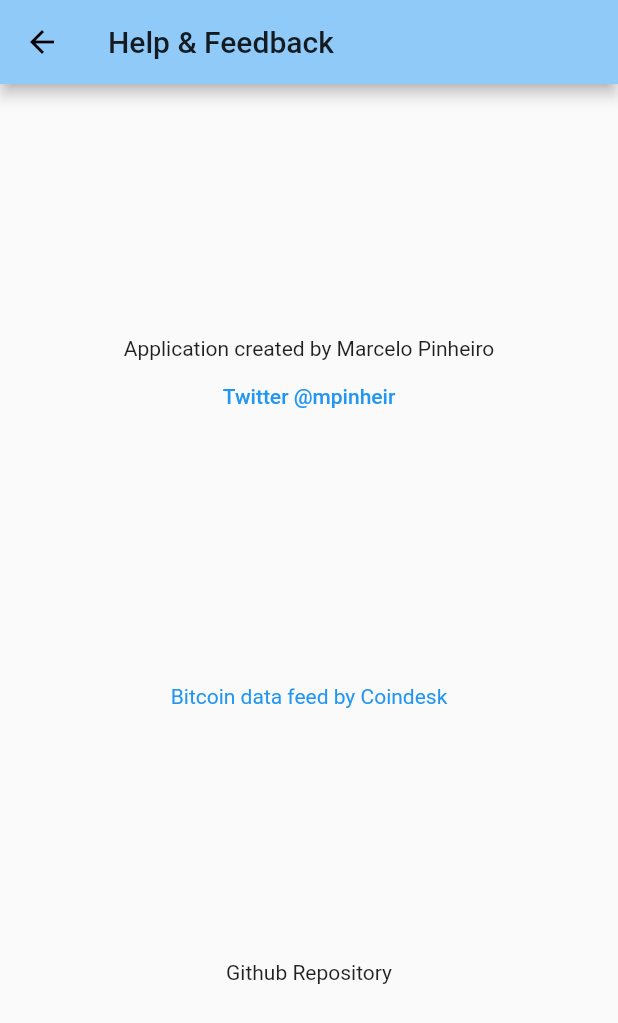
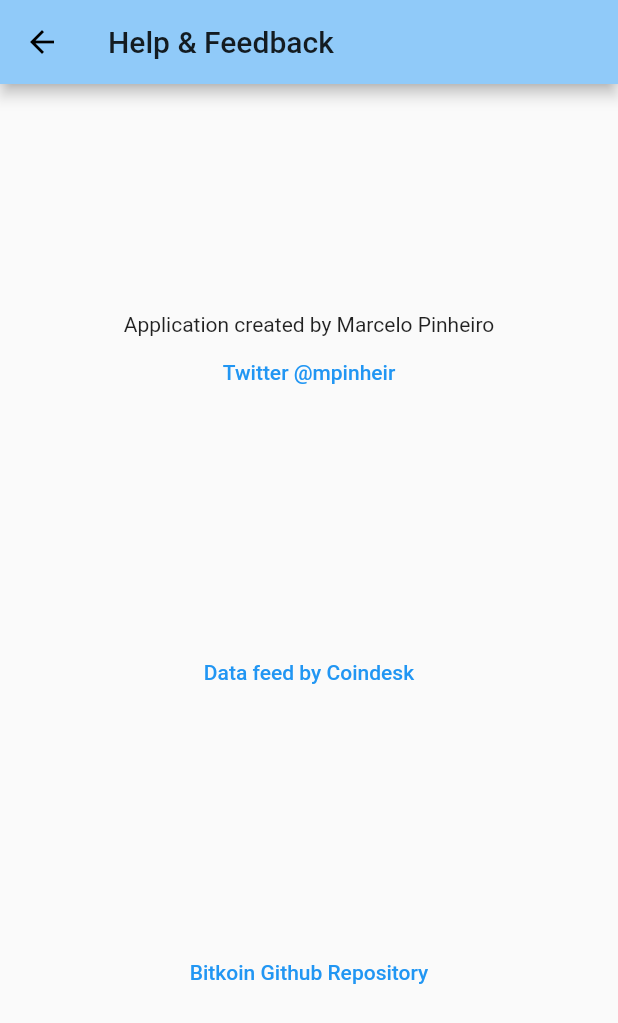
Before and after one commit to mpinheir/BitKoin, a Flutter app: the HelpAndFeedback screen opened directly, after a tap on "Twitter @mpinheir", on a phone screen of 412 x 824 dp. Shown: the top 1023 px of the screen. Run offline on Flutter 3.47's test engine with Material 2 defaults, Android fonts, the phone set to English and light mode, and no system bars; our stand-ins replace shared_preferences; accounts and stored records are empty; network calls fail.

Commit message:
Overall code cleanup and improvements to helpandfeedback.

```diff
--- a/lib/currencylist.dart
+++ b/lib/currencylist.dart
@@ -5,7 +5,7 @@ import 'package:shared_preferences/shared_preferences.dart';
 
 class Currencylist extends StatefulWidget{
 	@override
-  CurrencyListState createState() => new CurrencyListState();
+  CurrencyListState createState() => CurrencyListState();
 }
 
 class CurrencyListState extends State <Currencylist>{
@@ -45,7 +45,7 @@ class CurrencyListState extends State <Currencylist>{
                          		onTap:(){
                                _savePrefs(myData[index]['currency'], myData[index]['country']); //saves default currency.
 
-                            	var currencyChosen = new Currency(myData[index]['currency'], myData[index]['country']); //prepares object that will be returned through Navigator.pop command
+                            	var currencyChosen = Currency(myData[index]['currency'], myData[index]['country']); //prepares object that will be returned through Navigator.pop command
 
                             	Navigator.of(context).pop(currencyChosen);
                          		}
--- a/lib/helpandfeedback.dart
+++ b/lib/helpandfeedback.dart
@@ -19,21 +19,26 @@ class HelpAndFeedback extends StatelessWidget{
 										children: [
 											Text( "Application created by Marcelo Pinheiro" ),
                       FlatButton(
-                        onPressed: _launchURL,
-                        child: new Text('Twitter @mpinheir', style: TextStyle(color: Colors.blue)),
+                        onPressed: ()=> _launchURL( 'https://twitter.com/mpinheir' ),
+                        child: Text('Twitter @mpinheir', style: TextStyle(color: Colors.blue)),
                       ),
 										],
 									),
-									Text("Bitcoin data feed by Coindesk", style: TextStyle(color: Colors.blue) ),
-                  Text("Github Repository" ),
+                  FlatButton(
+                    onPressed: ()=> _launchURL( 'https://www.coindesk.com/coindesk-api' ),
+                    child: Text("Data feed by Coindesk", style: TextStyle(color: Colors.blue)),
+                  ),
+                  FlatButton(
+                    onPressed: ()=> _launchURL( 'http://bit.ly/BitKoinGithub' ),
+                    child: Text("Bitkoin Github Repository", style: TextStyle(color: Colors.blue)),
+                  ),
 								],
 						),
 				),
     );
   }
 
-  _launchURL() async {
-   const url = 'https://twitter.com/mpinheir';
+  _launchURL( String url ) async {
    if (await canLaunch(url)) {
      await launch(url);
    } else {
--- a/lib/refreshrate.dart
+++ b/lib/refreshrate.dart
@@ -4,7 +4,7 @@ import 'package:shared_preferences/shared_preferences.dart';
 
 class RefreshRateList extends StatefulWidget{
 	@override
-  RefreshRateListState createState() => new RefreshRateListState();
+  RefreshRateListState createState() => RefreshRateListState();
 }
 
 class RefreshRateListState extends State <RefreshRateList>{
```
Also changed, not shown: lib/main.dart (+16 -16 lines), pubspec.lock (deleted), 6 other files.
